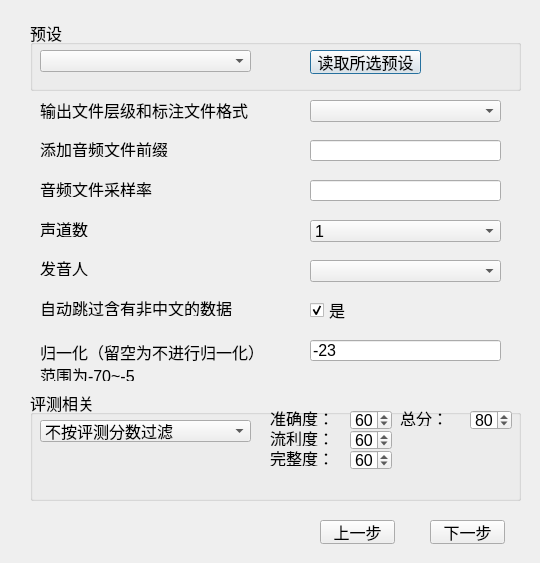
Before: the Qt Designer form ui/uifiles/output_dataset_speaker.ui in kslz/sound_dataset_tools2, drawn with Qt 5.
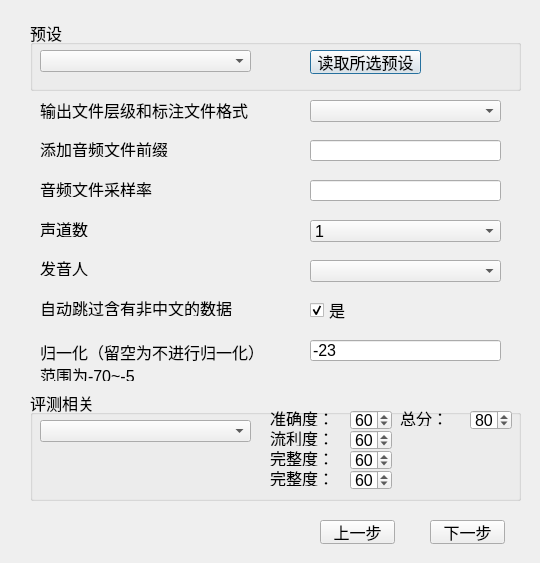
After: the same form once the commit is applied.

Commit message: 更新导出数据集界面

```diff
--- a/ui/uifiles/output_dataset_speaker.ui
+++ b/ui/uifiles/output_dataset_speaker.ui
@@ -452,11 +452,6 @@
     <property name="placeholderText">
      <string/>
     </property>
-    <item>
-     <property name="text">
-      <string>不按评测分数过滤</string>
-     </property>
-    </item>
    </widget>
    <widget class="QLabel" name="label_10">
     <property name="geometry">
@@ -574,6 +569,35 @@
      <number>80</number>
     </property>
    </widget>
+   <widget class="QLabel" name="label_score4">
+    <property name="geometry">
+     <rect>
+      <x>240</x>
+      <y>80</y>
+      <width>71</width>
+      <height>16</height>
+     </rect>
+    </property>
+    <property name="text">
+     <string>完整度：</string>
+    </property>
+   </widget>
+   <widget class="QSpinBox" name="spinBox_score4">
+    <property name="geometry">
+     <rect>
+      <x>320</x>
+      <y>80</y>
+      <width>42</width>
+      <height>20</height>
+     </rect>
+    </property>
+    <property name="maximum">
+     <number>100</number>
+    </property>
+    <property name="value">
+     <number>60</number>
+    </property>
+   </widget>
   </widget>
  </widget>
  <resources/>
```
Left out of the diff: 16 changed lines with no effect on the pictures. The commit also changes 1 other file.
